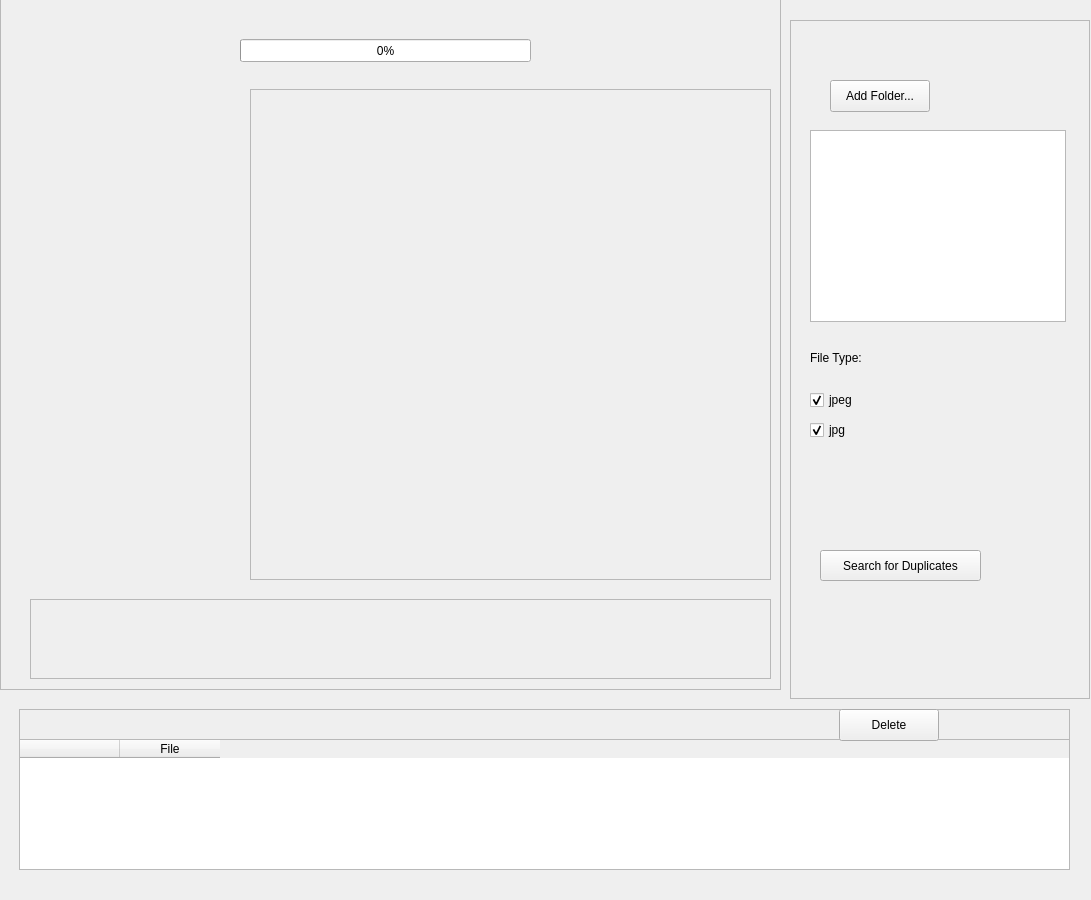
First picture: the form in dedup.ui, repository javasol/DeDup, before the edit.
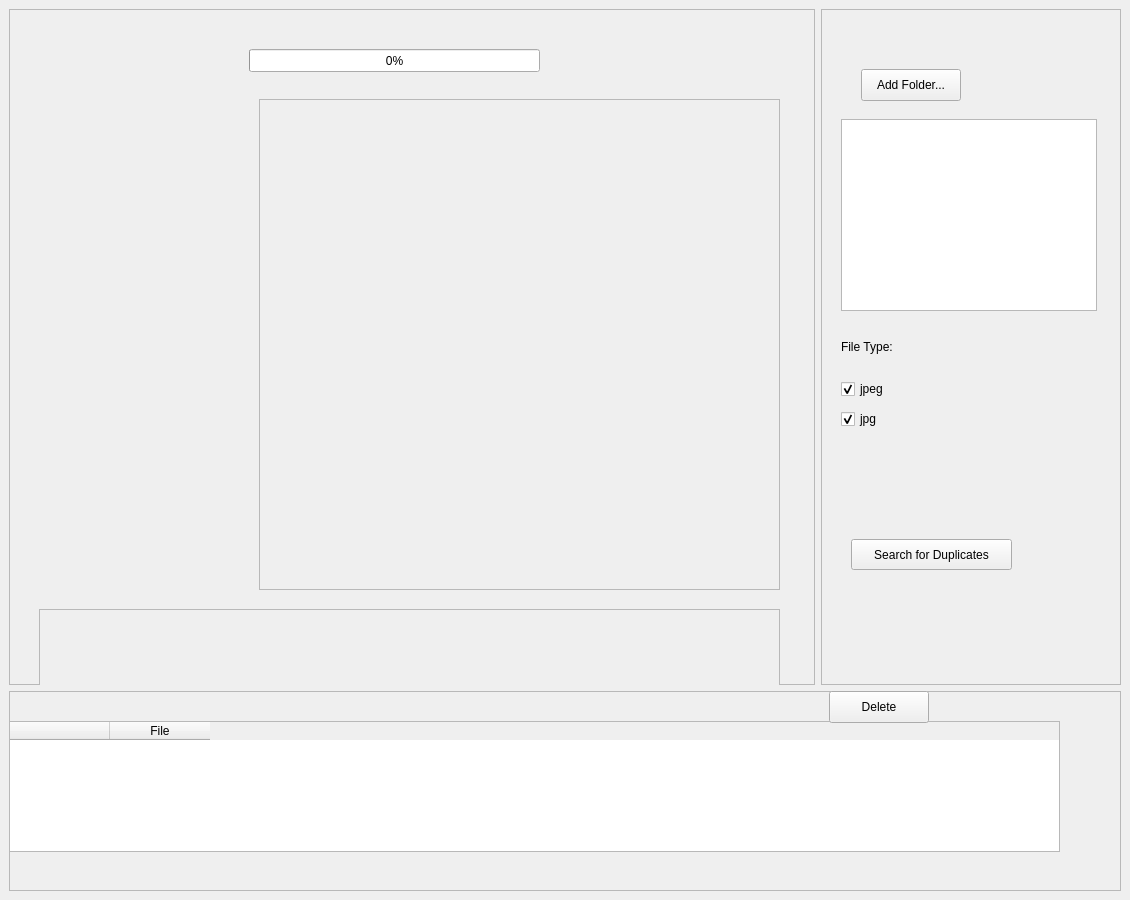
Second picture: the form after the edit.

What changed in the file:
```diff
--- a/dedup.ui
+++ b/dedup.ui
@@ -6,7 +6,7 @@
    <rect>
     <x>0</x>
     <y>0</y>
-    <width>1091</width>
+    <width>1130</width>
     <height>900</height>
    </rect>
   </property>
@@ -23,15 +23,8 @@
    <string notr="true"/>
   </property>
   <widget class="QWidget" name="centralwidget">
-   <widget class="QWidget" name="gridLayoutWidget">
-    <property name="geometry">
-     <rect>
-      <x>0</x>
-      <y>-1</y>
-      <width>781</width>
-      <height>691</height>
-     </rect>
-    </property>
+   <layout class="QGridLayout" name="gridLayout_2">
+    <item row="0" column="0">
     <layout class="QGridLayout" name="gridLayout">
      <item row="0" column="0" rowspan="2">
       <widget class="QFrame" name="frame_2">
@@ -70,18 +63,18 @@
          <enum>Qt::ScrollBarAsNeeded</enum>
         </property>
         <property name="sizeAdjustPolicy">
-         <enum>QAbstractScrollArea::AdjustIgnored</enum>
+          <enum>QAbstractScrollArea::AdjustToContents</enum>
         </property>
         <property name="widgetResizable">
-         <bool>false</bool>
+          <bool>true</bool>
         </property>
         <widget class="QWidget" name="scrollAreaWidgetContents">
          <property name="geometry">
           <rect>
            <x>0</x>
            <y>0</y>
-           <width>539</width>
-           <height>62</height>
+            <width>739</width>
+            <height>78</height>
           </rect>
          </property>
         </widget>
@@ -120,16 +113,9 @@
       </widget>
      </item>
     </layout>
-   </widget>
+    </item>
+    <item row="0" column="1">
    <widget class="QFrame" name="frame">
-    <property name="geometry">
-     <rect>
-      <x>790</x>
-      <y>20</y>
-      <width>300</width>
-      <height>679</height>
-     </rect>
-    </property>
     <property name="sizePolicy">
      <sizepolicy hsizetype="Expanding" vsizetype="Expanding">
       <horstretch>0</horstretch>
@@ -251,14 +237,14 @@
      </property>
     </widget>
    </widget>
+    </item>
+    <item row="1" column="0" colspan="2">
    <widget class="QFrame" name="resultsFrame">
-    <property name="geometry">
-     <rect>
-      <x>19</x>
-      <y>709</y>
-      <width>1051</width>
-      <height>161</height>
-     </rect>
+      <property name="minimumSize">
+       <size>
+        <width>0</width>
+        <height>200</height>
+       </size>
     </property>
     <property name="frameShape">
      <enum>QFrame::StyledPanel</enum>
@@ -309,6 +295,8 @@
      </property>
     </widget>
    </widget>
+    </item>
+   </layout>
   </widget>
   <widget class="QMenuBar" name="menubar">
    <property name="geometry">
```
Left out of the diff: 2 changed lines with no effect on the pictures. Lines whose indentation alone changed are shown as unchanged.
